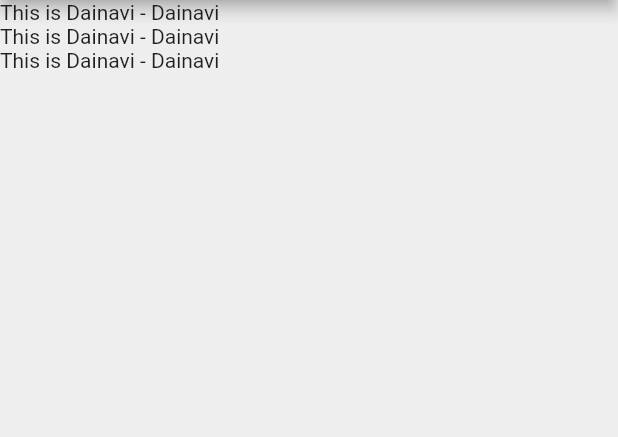
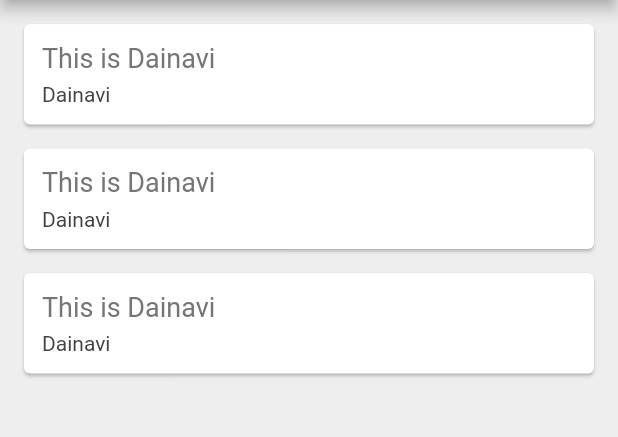
Before and after one commit to dainavipurav/quotes_app, a Flutter app: the screen it shows after launch, on a phone screen of 412 x 824 dp, the part 84-521 px from its top. Run offline on Flutter 3.47's test engine with Material 2 defaults, Android fonts, the phone set to English and light mode, and no system bars.

Commit message:
added card for displaying quote

```diff
--- a/lib/main.dart
+++ b/lib/main.dart
@@ -1,4 +1,5 @@
 import 'package:flutter/material.dart';
+import 'package:flutter/widgets.dart';
 import 'package:quotes_app/quote.dart';
 
 void main() {
@@ -19,6 +20,34 @@ class _QuotesListState extends State<QuotesList> {
     Quote(author: 'Dainavi', text: 'This is Dainavi')
   ];
 
+  Widget quoteTemplate(quote) {
+    return Card(
+      margin: EdgeInsets.fromLTRB(16.0, 16.0, 16.0, 0.0),
+      child: Padding(
+        padding: const EdgeInsets.all(12.0),
+        child: Column(
+          crossAxisAlignment: CrossAxisAlignment.stretch,
+          children: <Widget>[
+            Text(
+              quote.text,
+              style: TextStyle(
+                fontSize: 18.0,
+                color: Colors.grey[600],
+              ),
+            ),
+            SizedBox(
+              height: 6.0,
+            ),
+            Text(
+              quote.author,
+              style: TextStyle(fontSize: 14.0, color: Colors.grey[800]),
+            )
+          ],
+        ),
+      ),
+    );
+  }
+
   @override
   Widget build(BuildContext context) {
     return Scaffold(
@@ -29,9 +58,7 @@ class _QuotesListState extends State<QuotesList> {
         centerTitle: true,
       ),
       body: Column(
-          children: quotes
-              .map((quote) => Text('${quote.text} - ${quote.author}'))
-              .toList()),
+          children: quotes.map((quote) => quoteTemplate(quote)).toList()),
     );
   }
 }
```
